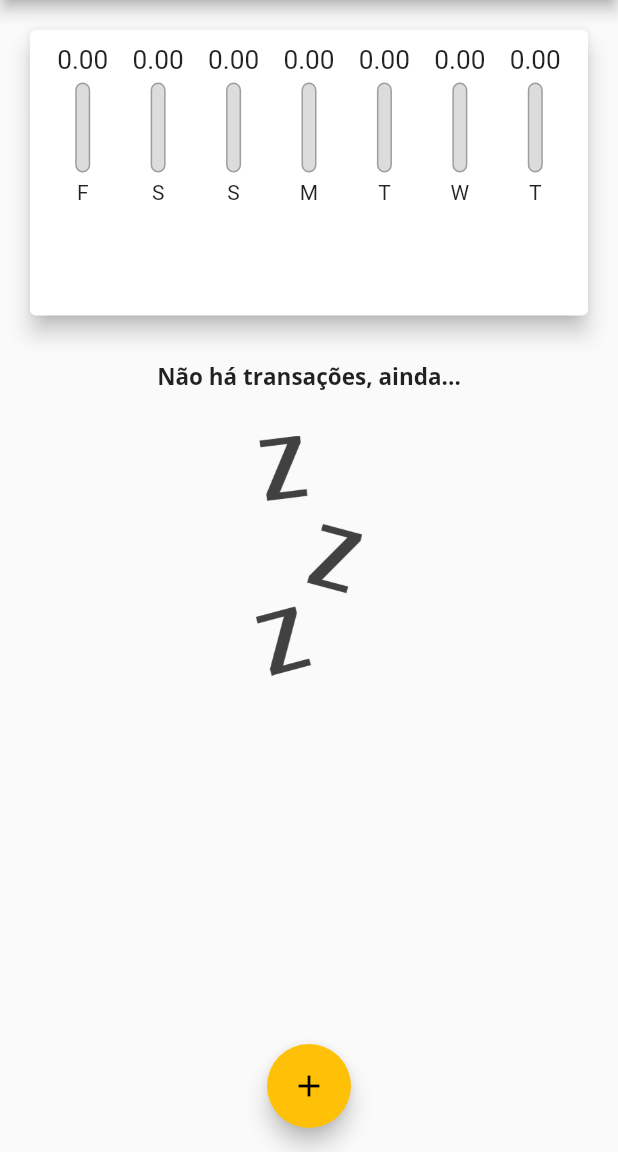
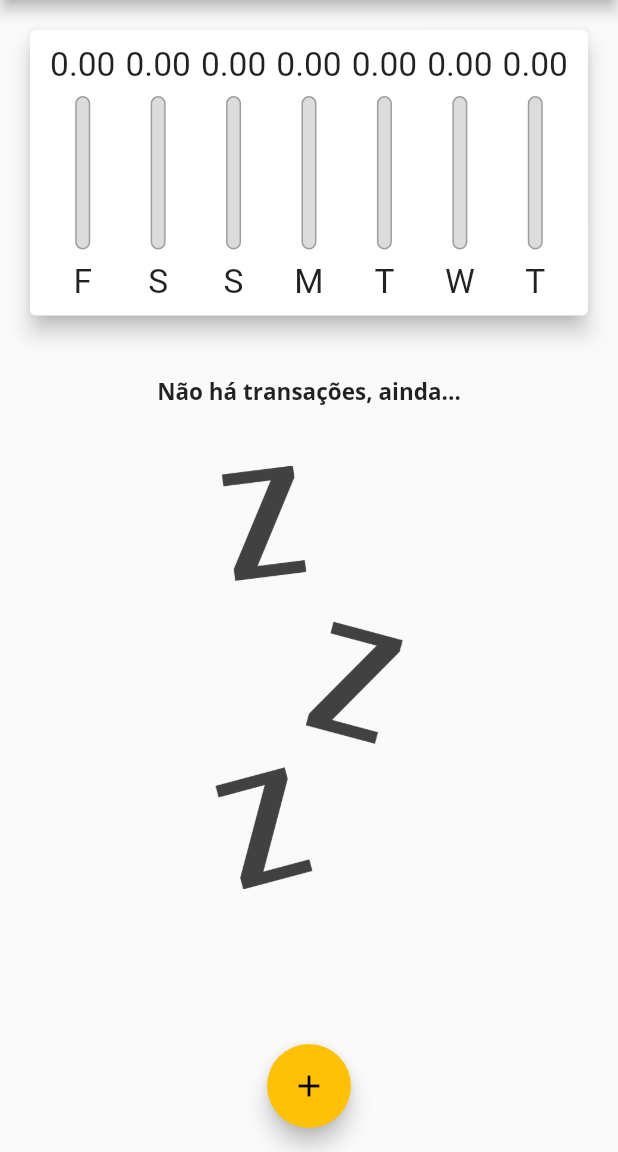
Before and after one commit to jady-sm-godoi/flutter_first_project, a Flutter app: the screen it shows after launch, on a phone screen of 412 x 824 dp, the part 84-1236 px from its top. Run offline on Flutter 3.47's test engine with Material 2 defaults, Android fonts, the phone set to English and light mode, and no system bars.

Commit message:
chart and list responsive

```diff
--- a/lib/components/chart_bar.dart
+++ b/lib/components/chart_bar.dart
@@ -14,15 +14,17 @@
 
   @override
   Widget build(BuildContext context) {
+    return LayoutBuilder(
+      builder: (ctx, constraints) {
         return Column(
           children: [
             Container(
-          height: 20,
+              height: constraints.maxHeight * 0.15,
               child: FittedBox(child: Text('${value.toStringAsFixed(2)}')),
             ),
-        SizedBox(height: 5),
+            SizedBox(height: constraints.maxHeight * 0.05),
             Container(
-          height: 60,
+              height: constraints.maxHeight * 0.6,
               width: 10,
               child: Stack(
                 alignment: Alignment.bottomCenter,
@@ -47,9 +49,16 @@
                 ],
               ),
             ),
-        SizedBox(height: 5),
-        Text(label)
+            SizedBox(height: constraints.maxHeight * 0.05),
+            Container(
+              height: constraints.maxHeight * 0.15,
+              child: FittedBox(
+                child: Text(label),
+              ),
+            )
           ],
+        );
+      },
     );
   }
 }
--- a/lib/components/transactions_list.dart
+++ b/lib/components/transactions_list.dart
@@ -16,22 +16,26 @@
     return Container(
         height: 480,
         child: transactions.isEmpty
-            ? Column(
+            ? LayoutBuilder(
+                builder: (ctx, constraints) {
+                  return Column(
                     children: [
-                  SizedBox(height: 10),
+                      SizedBox(height: 20),
                       Text(
                         'Não há transações, ainda...',
                         style: Theme.of(context).textTheme.headline6,
                       ),
-                  SizedBox(height: 10),
+                      SizedBox(height: 20),
                       Container(
-                      height: 200,
+                          height: constraints.maxHeight * 0.6,
                           padding: EdgeInsets.all(20),
                           child: Image.asset(
                             'assets/images/waiting.png',
                             fit: BoxFit.cover,
                           ))
                     ],
+                  );
+                },
               )
             : ListView.builder(
                 itemCount: transactions.length,
--- a/lib/main.dart
+++ b/lib/main.dart
@@ -2,6 +2,7 @@
 import 'dart:ui';
 
 import 'package:flutter/material.dart';
+import 'package:flutter/services.dart';
 import 'package:udemy_expenses/components/chart.dart';
 import 'components/transaction_form.dart';
 import 'components/transactions_list.dart';
@@ -51,6 +52,7 @@
 
 class _MyHomePageState extends State<MyHomePage> {
   final List<Transaction> _transactions = [];
+  bool _showChart = false;
 
   List<Transaction> get _recentTransactions {
     return _transactions
@@ -105,11 +107,24 @@
 
   @override
   Widget build(BuildContext context) {
+    bool isLandscape =
+        MediaQuery.of(context).orientation == Orientation.landscape;
+
     final appBar = AppBar(
       title: Text(
         'My Expenses',
+        style: TextStyle(
+          fontSize: 20 * MediaQuery.of(context).textScaleFactor,
+        ),
       ),
       actions: [
+        if (isLandscape)
+          IconButton(
+            onPressed: () => setState(() {
+              _showChart = !_showChart;
+            }),
+            icon: Icon(_showChart ? Icons.list_outlined : Icons.bar_chart),
+          ),
         IconButton(
           onPressed: () => _openTransactionFormModal(context),
           icon: Icon(Icons.add),
@@ -128,10 +143,27 @@
           // mainAxisAlignment: MainAxisAlignment.spaceAround,
           crossAxisAlignment: CrossAxisAlignment.stretch,
           children: [
+            // if (isLandscape)
+            //   Row(
+            //     mainAxisAlignment: MainAxisAlignment.center,
+            //     children: [
+            //       Text("Exibir gráfico"),
+            //       Switch(
+            //         value: _showChart,
+            //         onChanged: (value) {
+            //           setState(() {
+            //             _showChart = value;
+            //           });
+            //         },
+            //       ),
+            //     ],
+            //   ),
+            if (_showChart || !isLandscape)
               Container(
-              height: availableHeight * 0.3,
+                height: availableHeight * (isLandscape ? 0.7 : 0.3),
                 child: Chart(recentTransaction: _recentTransactions),
               ),
+            if (!_showChart || !isLandscape)
               Container(
                 height: availableHeight * 0.7,
                 child: TransactionsList(
```
Lines whose indentation alone changed are shown as unchanged.
